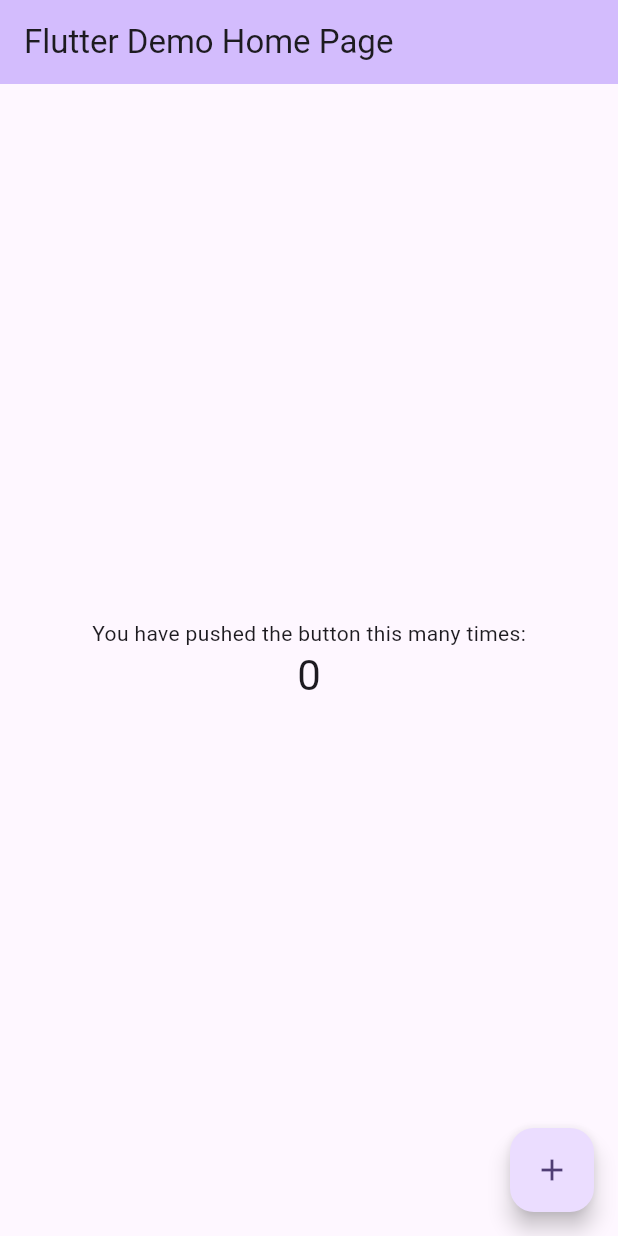
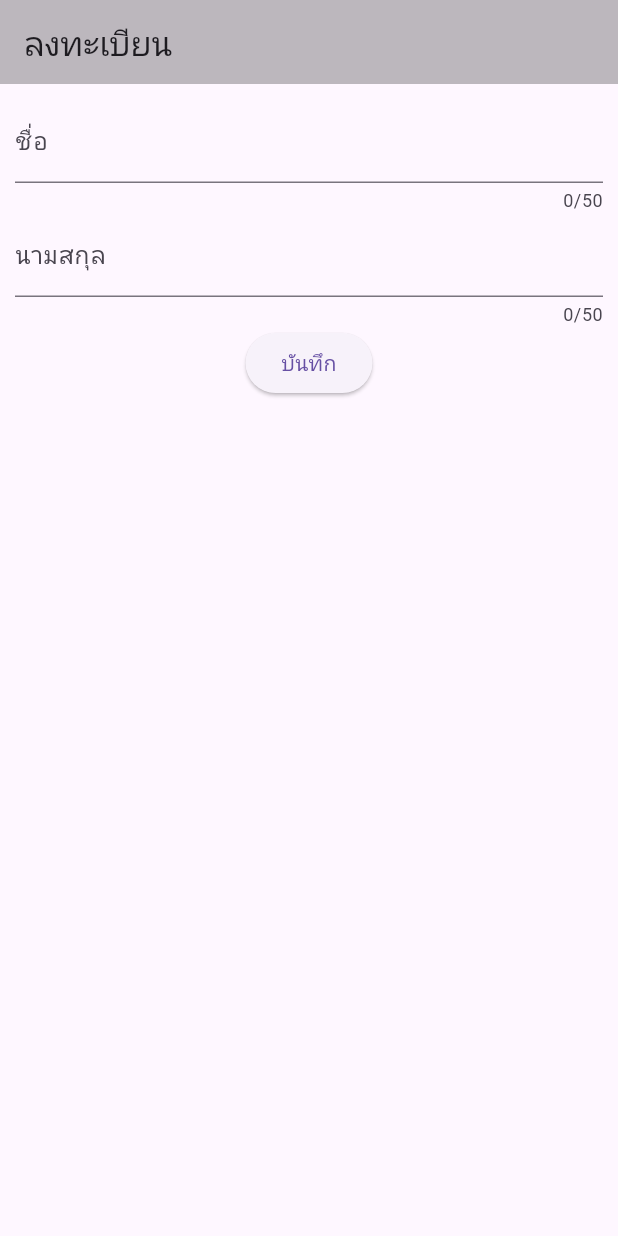
Before and after one commit to CableBK/flutter_input, a Flutter app: the screen it shows after launch, on a phone screen of 412 x 824 dp. Run offline on Flutter 3.47's test engine with Material 3 defaults, Android fonts, the phone set to English and light mode, and no system bars.

Commit message:
Update TextField

```diff
--- a/flutter_input/lib/main.dart
+++ b/flutter_input/lib/main.dart
@@ -1,125 +1,14 @@
 import 'package:flutter/material.dart';
+import 'package:flutter_input/screens/home_screen.dart';
 
-void main() {
-  runApp(const MyApp());
-}
+void main() => runApp(MainApp());
 
-class MyApp extends StatelessWidget {
-  const MyApp({super.key});
-
-  // This widget is the root of your application.
+class MainApp extends StatelessWidget {
   @override
   Widget build(BuildContext context) {
     return MaterialApp(
-      title: 'Flutter Demo',
-      theme: ThemeData(
-        // This is the theme of your application.
-        //
-        // TRY THIS: Try running your application with "flutter run". You'll see
-        // the application has a purple toolbar. Then, without quitting the app,
-        // try changing the seedColor in the colorScheme below to Colors.green
-        // and then invoke "hot reload" (save your changes or press the "hot
-        // reload" button in a Flutter-supported IDE, or press "r" if you used
-        // the command line to start the app).
-        //
-        // Notice that the counter didn't reset back to zero; the application
-        // state is not lost during the reload. To reset the state, use hot
-        // restart instead.
-        //
-        // This works for code too, not just values: Most code changes can be
-        // tested with just a hot reload.
-        colorScheme: ColorScheme.fromSeed(seedColor: Colors.deepPurple),
-        useMaterial3: true,
-      ),
-      home: const MyHomePage(title: 'Flutter Demo Home Page'),
+      title: 'ลงทะเบียน',
+      home: HomeScreen(),
     );
   }
 }
-
-class MyHomePage extends StatefulWidget {
-  const MyHomePage({super.key, required this.title});
-
-  // This widget is the home page of your application. It is stateful, meaning
-  // that it has a State object (defined below) that contains fields that affect
-  // how it looks.
-
-  // This class is the configuration for the state. It holds the values (in this
-  // case the title) provided by the parent (in this case the App widget) and
-  // used by the build method of the State. Fields in a Widget subclass are
-  // always marked "final".
-
-  final String title;
-
-  @override
-  State<MyHomePage> createState() => _MyHomePageState();
-}
-
-class _MyHomePageState extends State<MyHomePage> {
-  int _counter = 0;
-
-  void _incrementCounter() {
-    setState(() {
-      // This call to setState tells the Flutter framework that something has
-      // changed in this State, which causes it to rerun the build method below
-      // so that the display can reflect the updated values. If we changed
-      // _counter without calling setState(), then the build method would not be
-      // called again, and so nothing would appear to happen.
-      _counter++;
-    });
-  }
-
-  @override
-  Widget build(BuildContext context) {
-    // This method is rerun every time setState is called, for instance as done
-    // by the _incrementCounter method above.
-    //
-    // The Flutter framework has been optimized to make rerunning build methods
-    // fast, so that you can just rebuild anything that needs updating rather
-    // than having to individually change instances of widgets.
-    return Scaffold(
-      appBar: AppBar(
-        // TRY THIS: Try changing the color here to a specific color (to
-        // Colors.amber, perhaps?) and trigger a hot reload to see the AppBar
-        // change color while the other colors stay the same.
-        backgroundColor: Theme.of(context).colorScheme.inversePrimary,
-        // Here we take the value from the MyHomePage object that was created by
-        // the App.build method, and use it to set our appbar title.
-        title: Text(widget.title),
-      ),
-      body: Center(
-        // Center is a layout widget. It takes a single child and positions it
-        // in the middle of the parent.
-        child: Column(
-          // Column is also a layout widget. It takes a list of children and
-          // arranges them vertically. By default, it sizes itself to fit its
-          // children horizontally, and tries to be as tall as its parent.
-          //
-          // Column has various properties to control how it sizes itself and
-          // how it positions its children. Here we use mainAxisAlignment to
-          // center the children vertically; the main axis here is the vertical
-          // axis because Columns are vertical (the cross axis would be
-          // horizontal).
-          //
-          // TRY THIS: Invoke "debug painting" (choose the "Toggle Debug Paint"
-          // action in the IDE, or press "p" in the console), to see the
-          // wireframe for each widget.
-          mainAxisAlignment: MainAxisAlignment.center,
-          children: <Widget>[
-            const Text(
-              'You have pushed the button this many times:',
-            ),
-            Text(
-              '$_counter',
-              style: Theme.of(context).textTheme.headlineMedium,
-            ),
-          ],
-        ),
-      ),
-      floatingActionButton: FloatingActionButton(
-        onPressed: _incrementCounter,
-        tooltip: 'Increment',
-        child: const Icon(Icons.add),
-      ), // This trailing comma makes auto-formatting nicer for build methods.
-    );
-  }
-}
--- /dev/null
+++ b/flutter_input/lib/screens/home_screen.dart
@@ -0,0 +1,49 @@
+import 'package:flutter/material.dart';
+
+class HomeScreen extends StatelessWidget {
+  final nameController = TextEditingController();
+  final surnameController = TextEditingController();
+
+  @override
+  Widget build(BuildContext context) {
+    return Scaffold(
+      appBar: AppBar(
+        backgroundColor: Colors.black26,
+        title: Text('ลงทะเบียน'),
+      ),
+      body: SingleChildScrollView(
+        child: Container(
+          padding: EdgeInsets.all(10),
+          child: Column(
+            children: [
+              buildTextField(),
+              ElevatedButton(
+                  onPressed: () {
+                    print(
+                        'Name = ${nameController.text} ${surnameController.text}');
+                  },
+                  child: Text('บันทึก'))
+            ],
+          ),
+        ),
+      ),
+    );
+  }
+
+  Widget buildTextField() => Column(
+        children: [
+          TextField(
+            decoration: InputDecoration(labelText: 'ชื่อ'),
+            maxLength: 50,
+            keyboardType: TextInputType.name,
+            controller: nameController,
+          ),
+          TextField(
+            decoration: InputDecoration(labelText: 'นามสกุล'),
+            maxLength: 50,
+            keyboardType: TextInputType.name,
+            controller: surnameController,
+          ),
+        ],
+      );
+}
```
